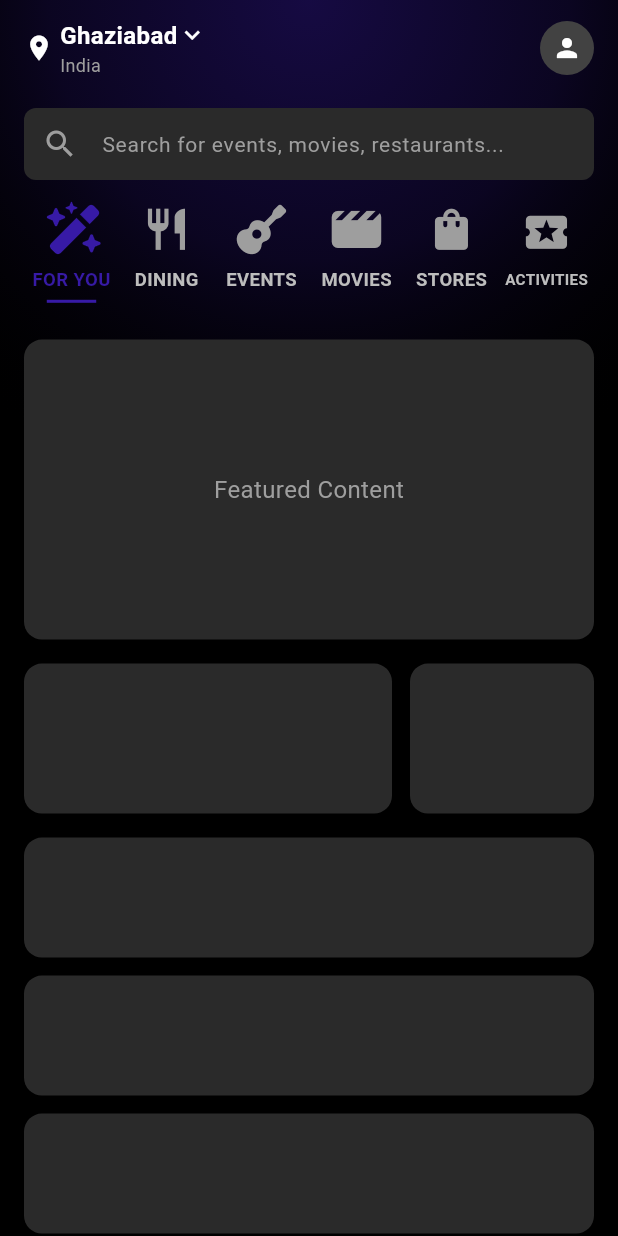
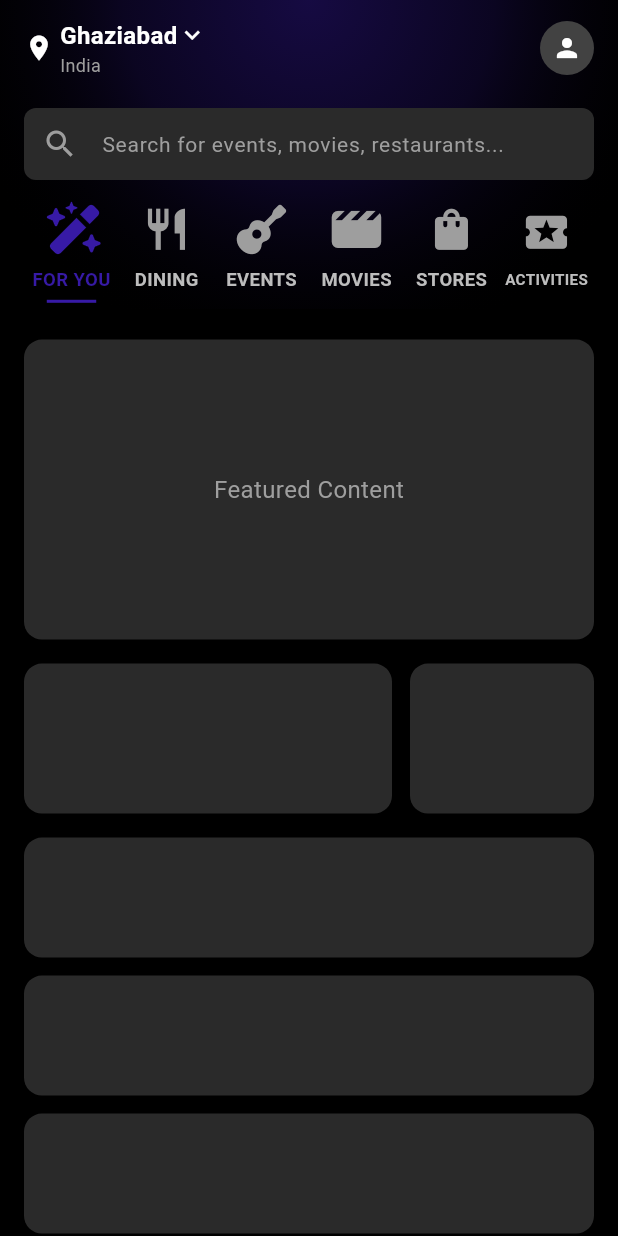
Before and after one commit to VinayPapnoi/BRL-TASK-4-DISTRICT, a Flutter app: the HomeScreen screen opened by its route, on a phone screen of 412 x 824 dp. Run offline on Flutter 3.47's test engine with Material 3 defaults, Android fonts, the phone set to English and light mode, and no system bars; our stand-ins replace flutter_riverpod, font_awesome_flutter.

Commit message:
homescreen UI done

```diff
--- a/lib/screens/home_screen.dart
+++ b/lib/screens/home_screen.dart
@@ -3,7 +3,6 @@
 import 'package:font_awesome_flutter/font_awesome_flutter.dart';
 import '../providers/auth_provider.dart';
 import '../utils/colors.dart';
-
 
 class HomeScreen extends ConsumerStatefulWidget {
   const HomeScreen({Key? key}) : super(key: key);
@@ -54,13 +53,13 @@
           // Full dark background
           Container(color: const Color(0xFF000000)),
 
-          // Top gradient (wider and more subtle)
+          // Top gradient
           Positioned(
             top: 0,
             left: 0,
             right: 0,
             child: Container(
-              height: screenHeight * 0.35,
+              height: screenHeight * 0.25,
               decoration: BoxDecoration(
                 gradient: RadialGradient(
                   center: Alignment.topCenter,
@@ -175,7 +174,7 @@
                   ),
                 ),
 
-                // Buttons row (responsive, all fit)
+                // Buttons ki row
                 Container(
                   padding: const EdgeInsets.symmetric(
                     horizontal: 16,
--- a/pubspec.yaml
+++ b/pubspec.yaml
@@ -13,6 +13,7 @@
   flutter:
     sdk: flutter
   flutter_riverpod: ^2.4.9
+  flutter_svg: ^2.2.1
   font_awesome_flutter: ^10.12.0
   lottie: ^1.2.1
 
```
Also changed, not shown: pubspec.lock.
